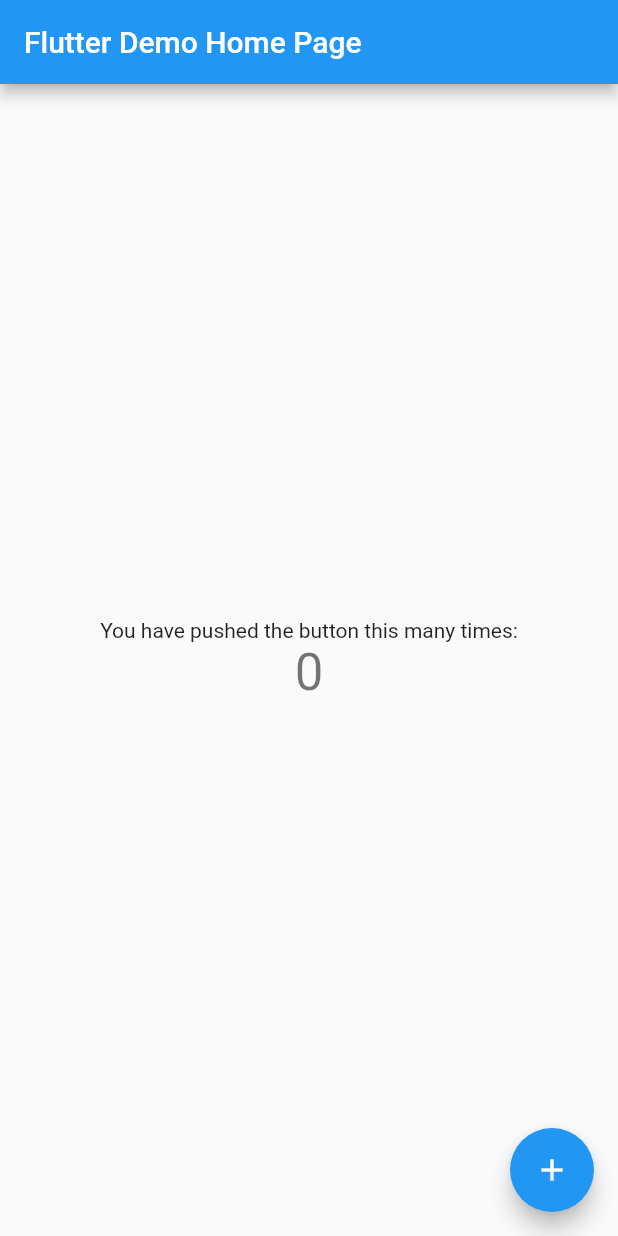
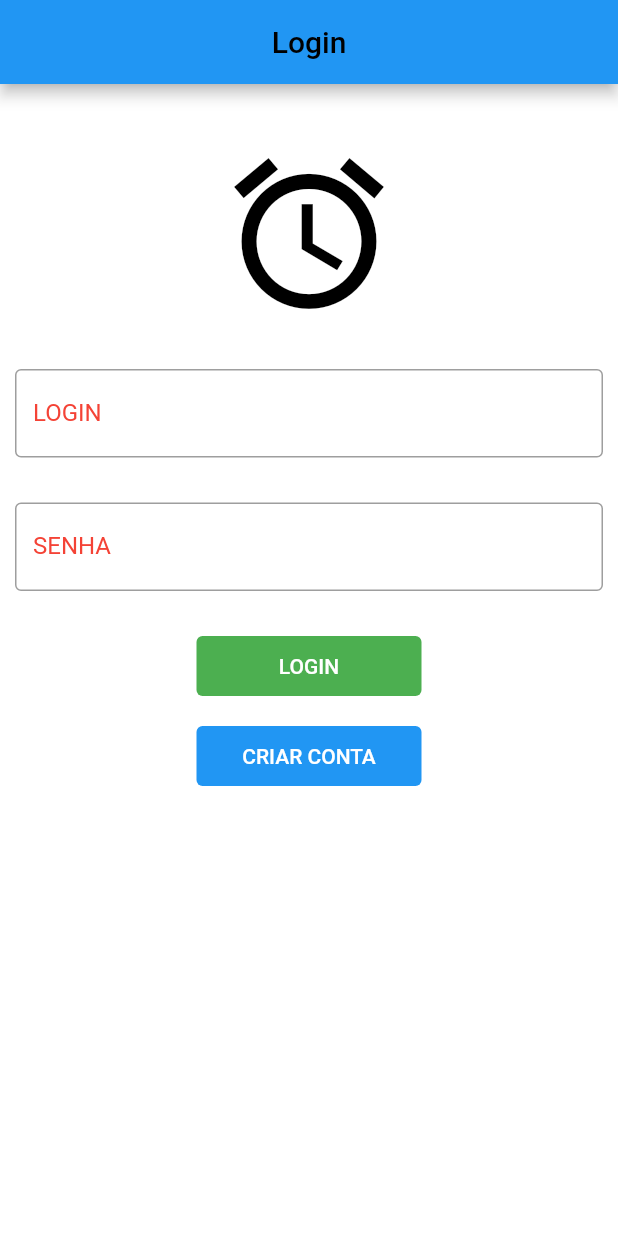
Before and after one commit to yurimatosrodrigues/controleFinanceiroMotoristas, a Flutter app: the screen it shows after launch, on a phone screen of 412 x 824 dp. Run offline on Flutter 3.47's test engine with Material 2 defaults, Android fonts, the light colour scheme and no system bars.

Commit message:
cleiton
telaLogin

```diff
--- a/controlefinanceiromotorista/lib/main.dart
+++ b/controlefinanceiromotorista/lib/main.dart
@@ -1,113 +1,10 @@
+import 'package:controlefinanceiromotorista/telaLogin.dart';
 import 'package:flutter/material.dart';
 
-void main() {
-  runApp(MyApp());
+
+void main(){
+  runApp(MaterialApp(
+    debugShowCheckedModeBanner: false,
+    home: Home(),
+  ));
 }
-
-class MyApp extends StatelessWidget {
-  // This widget is the root of your application.
-  @override
-  Widget build(BuildContext context) {
-    return MaterialApp(
-      title: 'Flutter Demo',
-      theme: ThemeData(
-        // This is the theme of your application.
-        //
-        // Try running your application with "flutter run". You'll see the
-        // application has a blue toolbar. Then, without quitting the app, try
-        // changing the primarySwatch below to Colors.green and then invoke
-        // "hot reload" (press "r" in the console where you ran "flutter run",
-        // or simply save your changes to "hot reload" in a Flutter IDE).
-        // Notice that the counter didn't reset back to zero; the application
-        // is not restarted.
-        primarySwatch: Colors.blue,
-      ),
-      home: MyHomePage(title: 'Flutter Demo Home Page'),
-    );
-  }
-}
-
-class MyHomePage extends StatefulWidget {
-  MyHomePage({Key key, this.title}) : super(key: key);
-
-  // This widget is the home page of your application. It is stateful, meaning
-  // that it has a State object (defined below) that contains fields that affect
-  // how it looks.
-
-  // This class is the configuration for the state. It holds the values (in this
-  // case the title) provided by the parent (in this case the App widget) and
-  // used by the build method of the State. Fields in a Widget subclass are
-  // always marked "final".
-
-  final String title;
-
-  @override
-  _MyHomePageState createState() => _MyHomePageState();
-}
-
-class _MyHomePageState extends State<MyHomePage> {
-  int _counter = 0;
-
-  void _incrementCounter() {
-    setState(() {
-      // This call to setState tells the Flutter framework that something has
-      // changed in this State, which causes it to rerun the build method below
-      // so that the display can reflect the updated values. If we changed
-      // _counter without calling setState(), then the build method would not be
-      // called again, and so nothing would appear to happen.
-      _counter++;
-    });
-  }
-
-  @override
-  Widget build(BuildContext context) {
-    // This method is rerun every time setState is called, for instance as done
-    // by the _incrementCounter method above.
-    //
-    // The Flutter framework has been optimized to make rerunning build methods
-    // fast, so that you can just rebuild anything that needs updating rather
-    // than having to individually change instances of widgets.
-    return Scaffold(
-      appBar: AppBar(
-        // Here we take the value from the MyHomePage object that was created by
-        // the App.build method, and use it to set our appbar title.
-        title: Text(widget.title),
-      ),
-      body: Center(
-        // Center is a layout widget. It takes a single child and positions it
-        // in the middle of the parent.
-        child: Column(
-          // Column is also a layout widget. It takes a list of children and
-          // arranges them vertically. By default, it sizes itself to fit its
-          // children horizontally, and tries to be as tall as its parent.
-          //
-          // Invoke "debug painting" (press "p" in the console, choose the
-          // "Toggle Debug Paint" action from the Flutter Inspector in Android
-          // Studio, or the "Toggle Debug Paint" command in Visual Studio Code)
-          // to see the wireframe for each widget.
-          //
-          // Column has various properties to control how it sizes itself and
-          // how it positions its children. Here we use mainAxisAlignment to
-          // center the children vertically; the main axis here is the vertical
-          // axis because Columns are vertical (the cross axis would be
-          // horizontal).
-          mainAxisAlignment: MainAxisAlignment.center,
-          children: <Widget>[
-            Text(
-              'You have pushed the button this many times:',
-            ),
-            Text(
-              '$_counter',
-              style: Theme.of(context).textTheme.headline4,
-            ),
-          ],
-        ),
-      ),
-      floatingActionButton: FloatingActionButton(
-        onPressed: _incrementCounter,
-        tooltip: 'Increment',
-        child: Icon(Icons.add),
-      ), // This trailing comma makes auto-formatting nicer for build methods.
-    );
-  }
-}
--- /dev/null
+++ b/controlefinanceiromotorista/lib/telaLogin.dart
@@ -0,0 +1,105 @@
+import 'package:flutter/material.dart';
+
+class Home extends StatefulWidget {
+  const Home({Key key}) : super(key: key);
+
+  @override
+  _HomeState createState() => _HomeState();
+}
+
+class _HomeState extends State<Home> {
+  @override
+  Widget build(BuildContext context) {
+    return Scaffold(
+      backgroundColor: Colors.white,
+      appBar: AppBar(
+        title: Text(
+          "Login",
+          style: TextStyle(color: Colors.black),
+        ),
+        backgroundColor: Colors.blue,
+        centerTitle: true,
+      ),
+      body: Container(
+        padding: EdgeInsets.fromLTRB(10, 0, 10, 0),
+        child: Column(
+          children: [
+            SizedBox(
+              height: 40,
+            ),
+            //Local a ser colocar o logo
+            Icon(
+              Icons.access_alarm,
+              size: 120.0,
+              color: Colors.black,
+            ),
+
+            SizedBox(
+              height: 30,
+            ),
+
+            TextField(
+              decoration: InputDecoration(
+                labelText: "LOGIN",
+                labelStyle: TextStyle(color: Colors.red),
+                border: OutlineInputBorder(),
+              ),
+            ),
+
+            SizedBox(
+              height: 30,
+            ),
+
+            TextField(
+              decoration: InputDecoration(
+                labelText: "SENHA",
+                labelStyle: TextStyle(color: Colors.red),
+                border: OutlineInputBorder(),
+              ),
+            ),
+
+            SizedBox(
+              height: 30,
+            ),
+
+            Container(
+              width: 150,
+              height: 40,
+              child: TextButton(
+                style: TextButton.styleFrom(
+                  backgroundColor: Colors.green,
+                ),
+                child: Text(
+                  "LOGIN",
+                  style: TextStyle(
+                    color: Colors.white,
+                  ),
+                ),
+                onPressed: () {},
+              ),
+            ),
+
+            SizedBox(
+              height: 20,
+            ),
+
+            Container(
+              width: 150,
+              height: 40,
+              child: TextButton(
+                style: TextButton.styleFrom(backgroundColor: Colors.blue),
+                child: Text(
+                  "CRIAR CONTA",
+                  style: TextStyle(
+                    color: Colors.white,
+                  ),
+                ),
+                onPressed: () {},
+              ),
+            )
+          ],
+        ),
+      ),
+    );
+  }
+}
```
